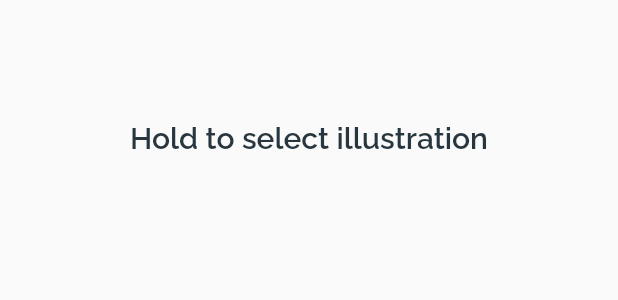
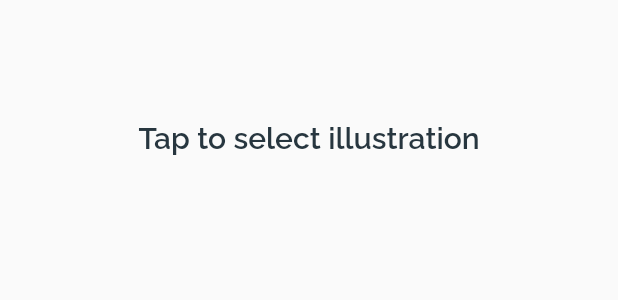
Before and after one commit to doablespace/ididit, a Flutter app: what selectIllustrationPrompt() shows on an empty page, opened directly with empty values, on a phone screen of 412 x 824 dp. Shown: the top 300 px of the screen. Run offline on Flutter 3.47's test engine with Material 2 defaults, Android fonts, the phone set to English and light mode, and no system bars; our stand-ins replace flutter_svg, google_fonts, percent_indicator, scrollable_positioned_list, sqflite; accounts and stored records are empty.

Commit message:
Fix typo

```diff
--- a/lib/widgets/edit_screen/activity_image.dart
+++ b/lib/widgets/edit_screen/activity_image.dart
@@ -72,7 +72,7 @@ Stack selectIllustrationPrompt(Activity activity, double imageSize) {
     Align(
       alignment: Alignment(0, -0.8),
       child: Text(
-        'Hold to select illustration',
+        'Tap to select illustration',
         style: CustomTextStyle(ThemeColors.darkBlue, fontSize: 20),
         textAlign: TextAlign.center,
       ),
```
